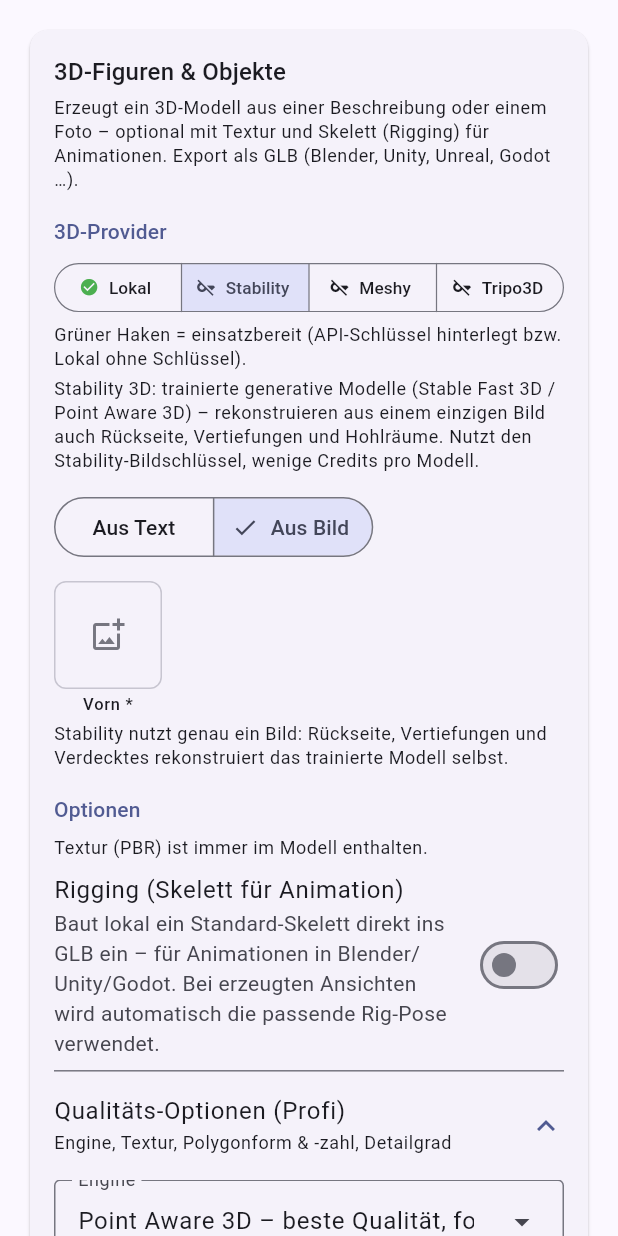
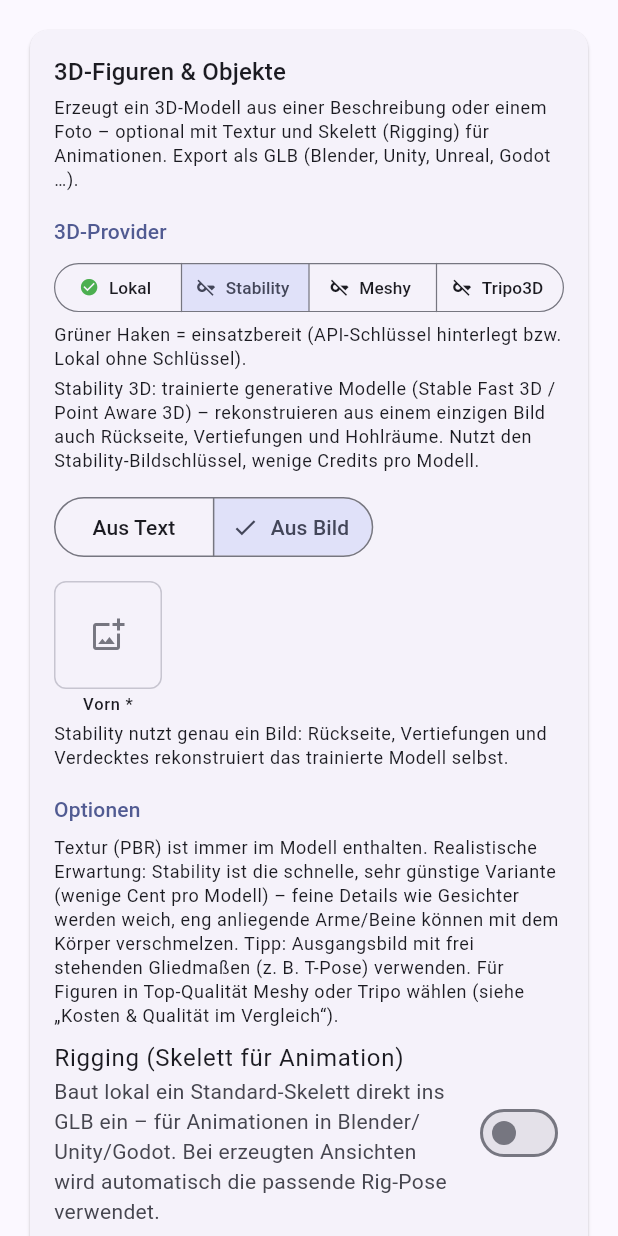
Before and after one commit to Alex1977-code/Bildgenerator, a Flutter app: the ThreeDScreen widget shown alone on an empty page, opened directly with empty values, after a tap on "Stability", on a phone screen of 412 x 824 dp. Run offline on Flutter 3.47's test engine with Material 3 defaults, Android fonts, the phone set to English and light mode, and no system bars; our stand-ins replace flutter_secure_storage, image_picker, pdf, share_plus, shared_preferences, web; missing offline and left inert: dart:js_interop, desktop_drop, file_selector; accounts and stored records are empty.

Commit message:
Stability: Detailgrad-Standard auf Ausgewogen, ehrliche Qualitätshinweise
"Fein" (foreground_ratio 1.0 = kein Rand) ist nicht mehr Standard -
ohne Rand können Objektränder Artefakte bekommen; die API-Vorgabe
(1.3) ist die ausgewogene Empfehlung. Der Stability-Optionsblock
erklärt jetzt realistisch, was die günstige Engine leisten kann
(weiche Gesichter, mögliche Verschmelzung eng anliegender
Gliedmaßen, T-Pose-Tipp, Verweis auf Meshy/Tripo für Top-Qualität).

Co-Authored-By: Claude <noreply@anthropic.com>
Claude-Session: https://claude.ai/code/session_01X62YrZoYAAA7b7wtJTmR84

```diff
--- a/lib/screens/three_d_screen.dart
+++ b/lib/screens/three_d_screen.dart
@@ -87,7 +87,7 @@ class _ThreeDScreenState extends State<ThreeDScreen> {
   /// Ziel-Polygonzahl (0 = keine Reduktion) und Detailgrad-Vorwahl.
   String _stabilityRemesh = 'none';
   int _stabilityPolycount = 0;
-  String _stabilityDetail = 'fine'; // 'fine' | 'auto' | 'safe'
+  String _stabilityDetail = 'auto'; // 'auto' | 'fine' | 'safe'
 
   /// Lokaler Generator: Vertiefungen per KI-Tiefenkarte formen.
   bool _localDepthAi = false;
@@ -1382,7 +1382,15 @@ class _ThreeDScreenState extends State<ThreeDScreen> {
                       'Unity & Co. nutzen dieselben Werte.'),
                 ] else if (isStability) ...[
                   Text(
-                    'Textur (PBR) ist immer im Modell enthalten.',
+                    'Textur (PBR) ist immer im Modell enthalten. '
+                    'Realistische Erwartung: Stability ist die schnelle, '
+                    'sehr günstige Variante (wenige Cent pro Modell) – '
+                    'feine Details wie Gesichter werden weich, eng '
+                    'anliegende Arme/Beine können mit dem Körper '
+                    'verschmelzen. Tipp: Ausgangsbild mit frei '
+                    'stehenden Gliedmaßen (z. B. T-Pose) verwenden. Für '
+                    'Figuren in Top-Qualität Meshy oder Tripo wählen '
+                    '(siehe „Kosten & Qualität im Vergleich“).',
                     style: theme.textTheme.bodySmall,
                   ),
                   _autoRigSwitch(),
@@ -1511,10 +1519,11 @@ class _ThreeDScreenState extends State<ThreeDScreen> {
                         expandedInsets: EdgeInsets.zero,
                         dropdownMenuEntries: const [
                           DropdownMenuEntry(
+                              value: 'auto',
+                              label: 'Ausgewogen (Standard – API-Vorgabe)'),
+                          DropdownMenuEntry(
                               value: 'fine',
-                              label: 'Fein (Standard – Objekt füllt das Bild)'),
-                          DropdownMenuEntry(
-                              value: 'auto', label: 'API-Vorgabe'),
+                              label: 'Fein (Objekt füllt das Bild)'),
                           DropdownMenuEntry(
                               value: 'safe',
                               label: 'Sicher (mehr Rand ums Objekt)'),
@@ -1527,10 +1536,10 @@ class _ThreeDScreenState extends State<ThreeDScreen> {
                       ),
                       _optionInfo(
                           '„Fein“ lässt das Objekt das Bild ausfüllen – '
-                          'mehr Pixel pro Fläche, also mehr Details in '
-                          'Form und Textur. „Sicher“ lässt mehr Rand, '
-                          'falls bei „Fein“ Ränder abgeschnitten '
-                          'wirken.'),
+                          'mehr Pixel pro Fläche, kann aber ohne Rand zu '
+                          'Artefakten an den Objekträndern führen. '
+                          '„Ausgewogen“ ist die empfohlene Vorgabe, '
+                          '„Sicher“ lässt extra viel Rand.'),
                     ],
                   ),
                 ] else ...[
```
